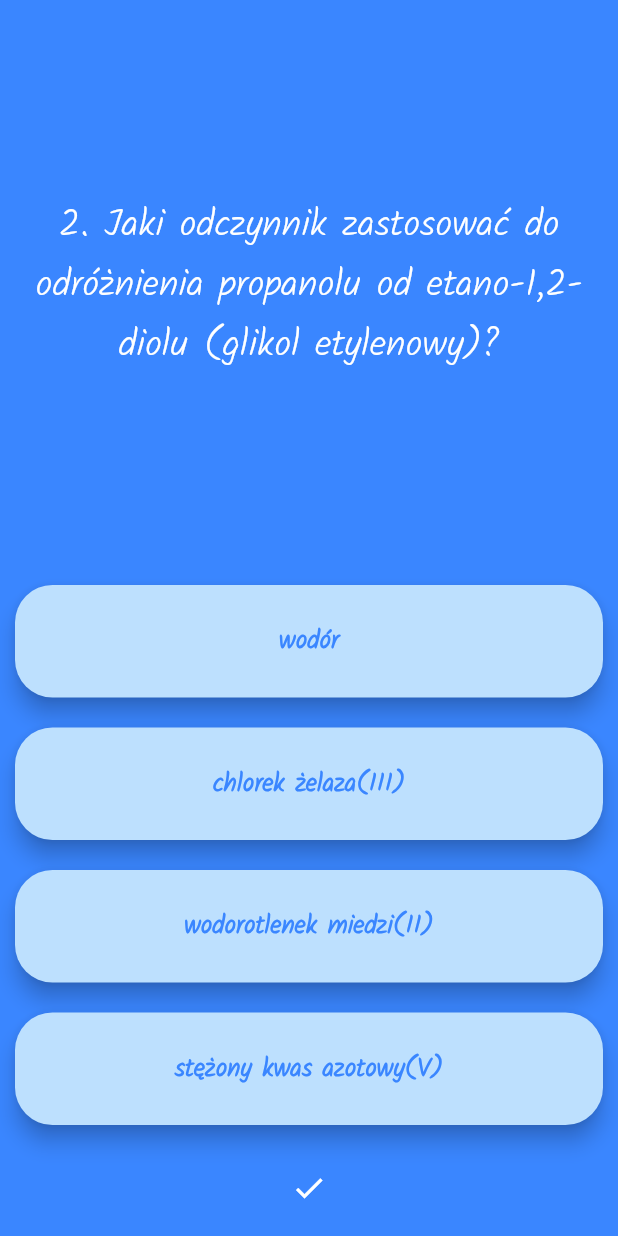
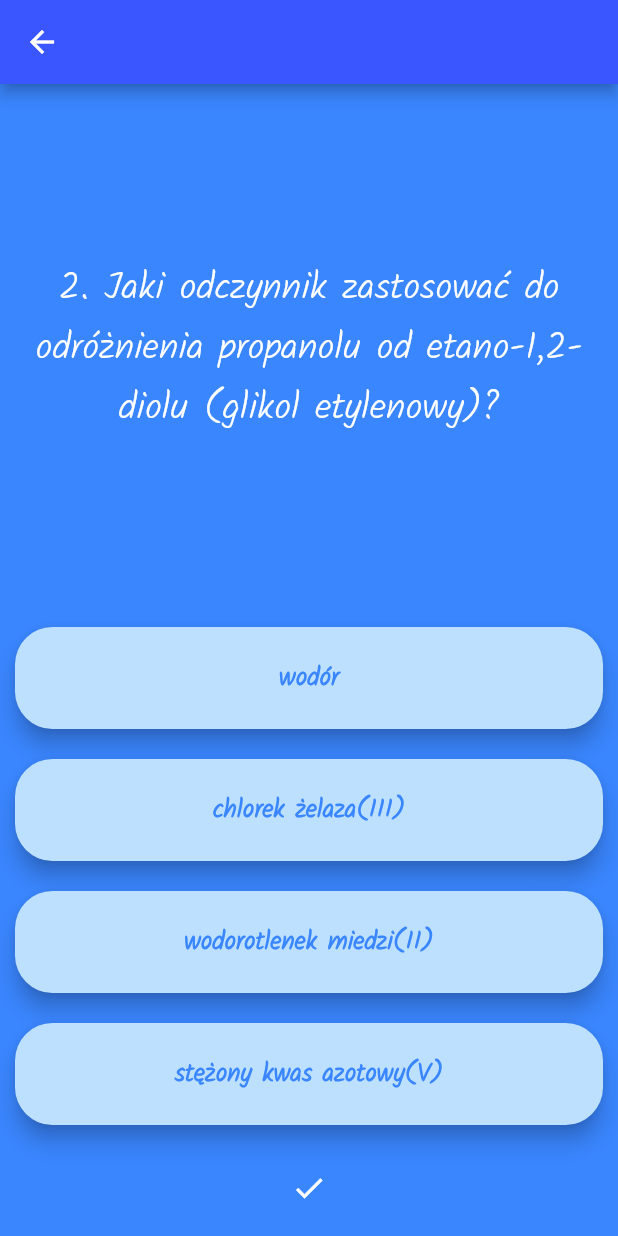
Before and after one commit to Sandra-chemist/SAEP-ReakcjeOrganiczne, a Flutter app: the QuizScreen screen opened by its route, after a tap on "światło i wysoka temperatura", on a phone screen of 412 x 824 dp. Run offline on Flutter 3.47's test engine with Material 2 defaults, Android fonts, the phone set to English and light mode, and no system bars; our stand-ins replace firebase_auth, firebase_core, rflutter_alert; accounts and stored records are empty.

Commit message:
quiz screen was improved

```diff
--- a/lib/screens/quiz_screen.dart
+++ b/lib/screens/quiz_screen.dart
@@ -2,7 +2,7 @@ import 'package:flutter/material.dart';
 import 'package:saep_reakcje_organiczne/components/quiz_brain.dart';
 import 'package:rflutter_alert/rflutter_alert.dart';
 import 'package:saep_reakcje_organiczne/constants.dart';
-import 'package:saep_reakcje_organiczne/screens/home_screen.dart';
+import 'package:saep_reakcje_organiczne/components/blue_app_bar.dart';
 
 QuizBrain quizBrain = QuizBrain();
 
@@ -54,15 +54,6 @@ class _QuizScreenState extends State<QuizScreen> {
                 onPressed: () => Navigator.pop(context),
                 color: kBackgroundColor,
                 child: const Text(
-                  "PONÓW",
-                  style: TextStyle(
-                      color: Colors.white, fontSize: 20, fontFamily: 'Kalam'),
-                ),
-              ),
-              DialogButton(
-                onPressed: () => Navigator.pushNamed(context, HomeScreen.id),
-                color: kBackgroundColor,
-                child: const Text(
                   "ZAKOŃCZ",
                   style: TextStyle(
                       color: Colors.white, fontSize: 20, fontFamily: 'Kalam'),
@@ -95,6 +86,7 @@ class _QuizScreenState extends State<QuizScreen> {
   @override
   Widget build(BuildContext context) {
     return Scaffold(
+      appBar: BlueAppBar(),
       backgroundColor: kBackgroundColor,
       body: Column(
         mainAxisAlignment: MainAxisAlignment.spaceBetween,
```
